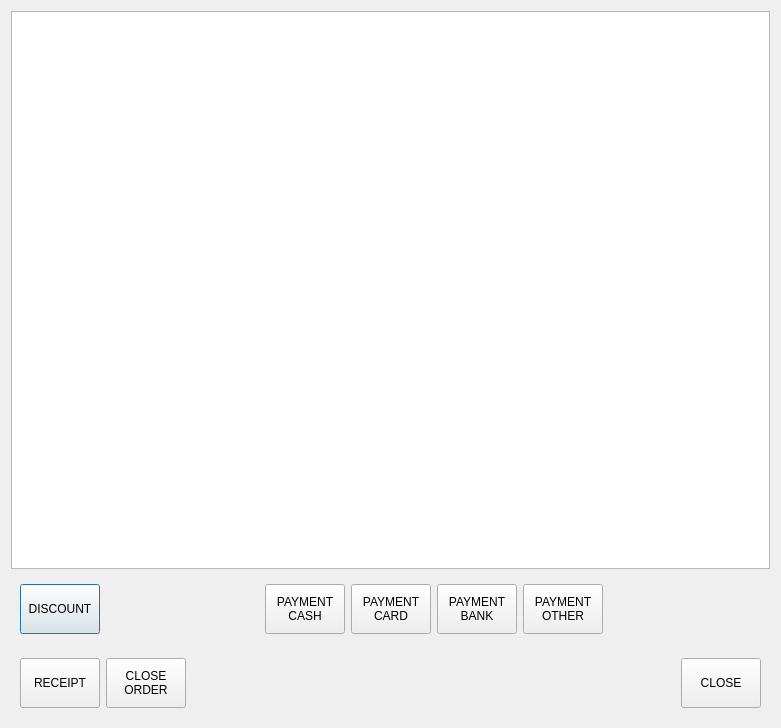
This is Waiter/dlgpayment.ui in End1-1/Cafe5 as Qt 5 draws it before an edit. The edited form follows.
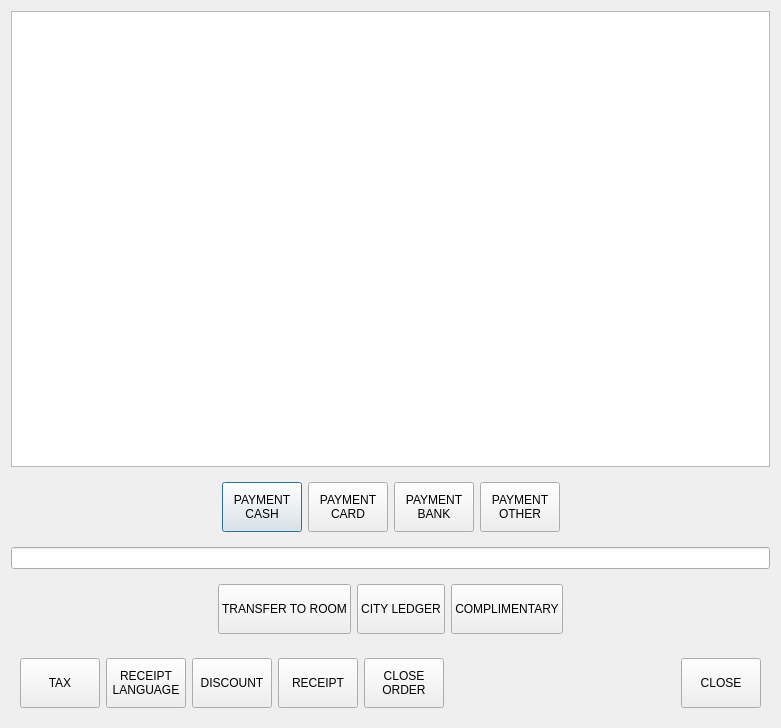
This is the edited form. Icons and pictures are not drawn. Custom widgets are drawn as their Qt base class.

Patch:
```diff
--- a/Waiter/dlgpayment.ui
+++ b/Waiter/dlgpayment.ui
@@ -36,35 +36,6 @@
    <item>
     <widget class="QWidget" name="widget" native="true">
      <layout class="QHBoxLayout" name="horizontalLayout">
-      <item>
-       <widget class="QPushButton" name="btnDiscount">
-        <property name="minimumSize">
-         <size>
-          <width>0</width>
-          <height>50</height>
-         </size>
-        </property>
-        <property name="maximumSize">
-         <size>
-          <width>16777215</width>
-          <height>16777215</height>
-         </size>
-        </property>
-        <property name="text">
-         <string>DISCOUNT</string>
-        </property>
-        <property name="icon">
-         <iconset resource="../resources/resources.qrc">
-          <normaloff>:/discount.png</normaloff>:/discount.png</iconset>
-        </property>
-        <property name="iconSize">
-         <size>
-          <width>48</width>
-          <height>48</height>
-         </size>
-        </property>
-       </widget>
-      </item>
       <item>
        <spacer name="horizontalSpacer">
         <property name="orientation">
@@ -214,6 +185,150 @@
      </layout>
     </widget>
    </item>
+   <item>
+    <widget class="QLineEdit" name="leRoomComment">
+     <property name="enabled">
+      <bool>true</bool>
+     </property>
+     <property name="font">
+      <font>
+       <weight>75</weight>
+       <bold>true</bold>
+      </font>
+     </property>
+     <property name="alignment">
+      <set>Qt::AlignCenter</set>
+     </property>
+     <property name="readOnly">
+      <bool>true</bool>
+     </property>
+    </widget>
+   </item>
+   <item>
+    <widget class="QWidget" name="wPayOther" native="true">
+     <property name="minimumSize">
+      <size>
+       <width>0</width>
+       <height>30</height>
+      </size>
+     </property>
+     <layout class="QHBoxLayout" name="horizontalLayout_3">
+      <item>
+       <spacer name="horizontalSpacer_4">
+        <property name="orientation">
+         <enum>Qt::Horizontal</enum>
+        </property>
+        <property name="sizeHint" stdset="0">
+         <size>
+          <width>142</width>
+          <height>20</height>
+         </size>
+        </property>
+       </spacer>
+      </item>
+      <item>
+       <widget class="QPushButton" name="btnPayTransferToRoom">
+        <property name="minimumSize">
+         <size>
+          <width>0</width>
+          <height>50</height>
+         </size>
+        </property>
+        <property name="maximumSize">
+         <size>
+          <width>16777215</width>
+          <height>16777215</height>
+         </size>
+        </property>
+        <property name="text">
+         <string>TRANSFER TO ROOM</string>
+        </property>
+        <property name="icon">
+         <iconset resource="../resources/resources.qrc">
+          <normaloff>:/guest.png</normaloff>:/guest.png</iconset>
+        </property>
+        <property name="iconSize">
+         <size>
+          <width>48</width>
+          <height>48</height>
+         </size>
+        </property>
+       </widget>
+      </item>
+      <item>
+       <widget class="QPushButton" name="btnPayCityLedger">
+        <property name="minimumSize">
+         <size>
+          <width>0</width>
+          <height>50</height>
+         </size>
+        </property>
+        <property name="maximumSize">
+         <size>
+          <width>16777215</width>
+          <height>16777215</height>
+         </size>
+        </property>
+        <property name="text">
+         <string>CITY LEDGER</string>
+        </property>
+        <property name="icon">
+         <iconset resource="../resources/resources.qrc">
+          <normaloff>:/ledger.png</normaloff>:/ledger.png</iconset>
+        </property>
+        <property name="iconSize">
+         <size>
+          <width>48</width>
+          <height>48</height>
+         </size>
+        </property>
+       </widget>
+      </item>
+      <item>
+       <widget class="QPushButton" name="btnPayComplimentary">
+        <property name="minimumSize">
+         <size>
+          <width>0</width>
+          <height>50</height>
+         </size>
+        </property>
+        <property name="maximumSize">
+         <size>
+          <width>16777215</width>
+          <height>16777215</height>
+         </size>
+        </property>
+        <property name="text">
+         <string>COMPLIMENTARY</string>
+        </property>
+        <property name="icon">
+         <iconset resource="../resources/resources.qrc">
+          <normaloff>:/wallet-with-money.png</normaloff>:/wallet-with-money.png</iconset>
+        </property>
+        <property name="iconSize">
+         <size>
+          <width>48</width>
+          <height>48</height>
+         </size>
+        </property>
+       </widget>
+      </item>
+      <item>
+       <spacer name="horizontalSpacer_5">
+        <property name="orientation">
+         <enum>Qt::Horizontal</enum>
+        </property>
+        <property name="sizeHint" stdset="0">
+         <size>
+          <width>141</width>
+          <height>20</height>
+         </size>
+        </property>
+       </spacer>
+      </item>
+     </layout>
+    </widget>
+   </item>
    <item>
     <widget class="QWidget" name="widget_2" native="true">
      <property name="minimumSize">
@@ -223,6 +338,113 @@
       </size>
      </property>
      <layout class="QHBoxLayout" name="horizontalLayout_2">
+      <item>
+       <widget class="QPushButton" name="btnTax">
+        <property name="minimumSize">
+         <size>
+          <width>0</width>
+          <height>50</height>
+         </size>
+        </property>
+        <property name="maximumSize">
+         <size>
+          <width>16777215</width>
+          <height>16777215</height>
+         </size>
+        </property>
+        <property name="styleSheet">
+         <string notr="true">
+                QPushButton:checked{
+                    background-color: rgb(80, 80, 80);
+					font-weight:bold;
+                }
+                QPushButton:hover{  
+                    background-color: grey; 
+                }  </string>
+        </property>
+        <property name="text">
+         <string>TAX</string>
+        </property>
+        <property name="icon">
+         <iconset resource="../resources/resources.qrc">
+          <normaloff>:/tax.png</normaloff>:/tax.png</iconset>
+        </property>
+        <property name="iconSize">
+         <size>
+          <width>48</width>
+          <height>48</height>
+         </size>
+        </property>
+        <property name="checkable">
+         <bool>true</bool>
+        </property>
+        <property name="checked">
+         <bool>false</bool>
+        </property>
+        <property name="flat">
+         <bool>false</bool>
+        </property>
+       </widget>
+      </item>
+      <item>
+       <widget class="QPushButton" name="btnReceiptLanguage">
+        <property name="minimumSize">
+         <size>
+          <width>0</width>
+          <height>50</height>
+         </size>
+        </property>
+        <property name="maximumSize">
+         <size>
+          <width>16777215</width>
+          <height>16777215</height>
+         </size>
+        </property>
+        <property name="text">
+         <string>RECEIPT
+LANGUAGE</string>
+        </property>
+        <property name="icon">
+         <iconset resource="../resources/resources.qrc">
+          <normaloff>:/armenia.png</normaloff>:/armenia.png</iconset>
+        </property>
+        <property name="iconSize">
+         <size>
+          <width>48</width>
+          <height>48</height>
+         </size>
+        </property>
+       </widget>
+      </item>
+      <item>
+       <widget class="QPushButton" name="btnDiscount">
+        <property name="minimumSize">
+         <size>
+          <width>0</width>
+          <height>50</height>
+         </size>
+        </property>
+        <property name="maximumSize">
+         <size>
+          <width>16777215</width>
+          <height>16777215</height>
+         </size>
+        </property>
+        <property name="text">
+         <string>DISCOUNT</string>
+        </property>
+        <property name="icon">
+         <iconset resource="../resources/resources.qrc">
+          <normaloff>:/discount.png</normaloff>:/discount.png</iconset>
+        </property>
+        <property name="iconSize">
+         <size>
+          <width>48</width>
+          <height>48</height>
+         </size>
+        </property>
+       </widget>
+      </item>
       <item>
        <widget class="QPushButton" name="btnReceipt">
         <property name="minimumSize">
```
